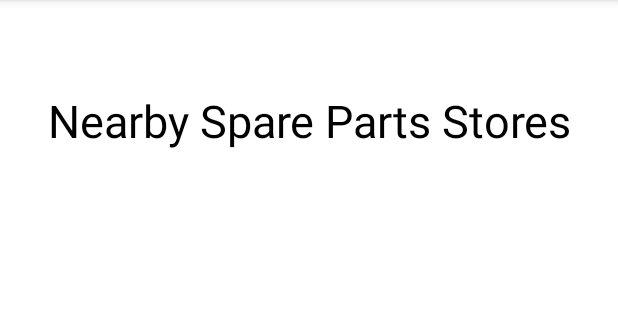
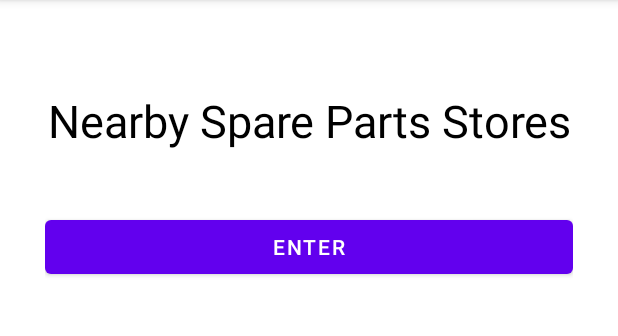
Before and after one commit to AnupamaBalasooriya98/SparePartsPricePredictionApp, an Android app: the StoresListActivity screen opened directly, with no data from a screen before it, on a phone screen of 412 x 824 dp, the part 84-420 px from its top. Run offline under Robolectric (Android 15) with nearby library versions, the phone set to English and light mode, and no system bars; our stand-ins replace Volley.

Commit message:
Work on StoresListActivity

```diff
--- a/app/src/main/java/com/sliit/backupproject/MainActivity.java
+++ b/app/src/main/java/com/sliit/backupproject/MainActivity.java
@@ -7,6 +7,7 @@ import android.os.Bundle;
 import android.view.View;
 import android.widget.Button;
 
+import com.chaquo.python.PyObject;
 import com.chaquo.python.Python;
 import com.chaquo.python.android.AndroidPlatform;
 import com.sliit.backupproject.insurance.InsuranceMainActivity;
@@ -31,7 +32,7 @@ public class MainActivity extends AppCompatActivity {
             Python.start(new AndroidPlatform(this));
 
         Python py = Python.getInstance();
-        Python pyobj = py.getModule("");    // python file name
+        PyObject pyobj = py.getModule("toyota_corolla");    // python file name
 
         // Insurance button
         btn_insurance = findViewById(R.id.btn_insurance);
--- a/app/src/main/java/com/sliit/backupproject/spareparts/StoresListActivity.java
+++ b/app/src/main/java/com/sliit/backupproject/spareparts/StoresListActivity.java
@@ -3,14 +3,62 @@ package com.sliit.backupproject.spareparts;
 import androidx.appcompat.app.AppCompatActivity;
 
 import android.os.Bundle;
+import android.view.View;
+import android.widget.Button;
+import android.widget.TextView;
+import android.widget.Toast;
 
+import com.android.volley.Request;
+import com.android.volley.RequestQueue;
+import com.android.volley.Response;
+import com.android.volley.VolleyError;
+import com.android.volley.toolbox.StringRequest;
+import com.android.volley.toolbox.Volley;
 import com.sliit.backupproject.R;
 
 public class StoresListActivity extends AppCompatActivity {
+
+    Button btn_enter;
+    TextView textView;
 
     @Override
     protected void onCreate(Bundle savedInstanceState) {
         super.onCreate(savedInstanceState);
         setContentView(R.layout.activity_stores_list);
+
+        btn_enter = findViewById(R.id.btn_enter);
+        textView = findViewById(R.id.txt_topic);
+
+        btn_enter.setOnClickListener(new View.OnClickListener() {
+            @Override
+            public void onClick(View view) {
+                // Instantiate the RequestQueue.
+                RequestQueue queue = Volley.newRequestQueue(StoresListActivity.this);
+                String url ="https://www.google.com";
+
+                // Request a string response from the provided URL.
+                StringRequest stringRequest = new StringRequest(Request.Method.GET, url,
+                        new Response.Listener<String>() {
+                            @Override
+                            public void onResponse(String response) {
+                                Toast.makeText(StoresListActivity.this, response,
+                                        Toast.LENGTH_LONG).show();
+                            }
+                        }, new Response.ErrorListener() {
+                    @Override
+                    public void onErrorResponse(VolleyError error) {
+                        Toast.makeText(StoresListActivity.this, "Error occured!",
+                                Toast.LENGTH_LONG).show();
+                    }
+                });
+
+                // Add the request to the RequestQueue.
+                queue.add(stringRequest);
+
+//                Toast.makeText(StoresListActivity.this,
+//                        "Viewing nearest, best spare parts shops", Toast.LENGTH_LONG).show();
+            }
+        });
+
     }
 }
--- a/app/src/main/res/layout/activity_stores_list.xml
+++ b/app/src/main/res/layout/activity_stores_list.xml
@@ -29,6 +29,23 @@
                 android:textAlignment="center">
             </TextView>
 
+            <ListView
+                android:layout_width="match_parent"
+                android:layout_height="match_parent"
+                android:id="@+id/list_stores"
+                android:layout_below="@+id/txt_topic"
+                android:layout_marginTop="20dp">
+            </ListView>
+
+            <Button
+                android:layout_width="match_parent"
+                android:layout_height="wrap_content"
+                android:text="Enter"
+                android:id="@+id/btn_enter"
+                android:layout_below="@id/list_stores"
+                android:layout_marginTop="20dp">
+            </Button>
+
         </RelativeLayout>
 
     </LinearLayout>
--- a/build.gradle
+++ b/build.gradle
@@ -1,16 +1,16 @@
 // Top-level build file where you can add configuration options common to all sub-projects/modules.
 buildscript {
     repositories {
-        google()
         jcenter()
 
-        maven { url "https://chaquo.com/maven" }
+//        maven { url "https://chaquo.com/maven" }
+        google()
     }
     dependencies {
         classpath 'com.android.tools.build:gradle:7.0.2'
         classpath "com.google.android.libraries.mapsplatform.secrets-gradle-plugin:secrets-gradle-plugin:1.2.0"
 
-        classpath "com.chaquo.python:gradle:9.1.0"
+//        classpath "com.chaquo.python:gradle:9.1.0"
 
         // NOTE: Do not place your application dependencies here; they belong
         // in the individual module build.gradle files
```
Also changed, not shown: app/build.gradle (+13 -11 lines).
